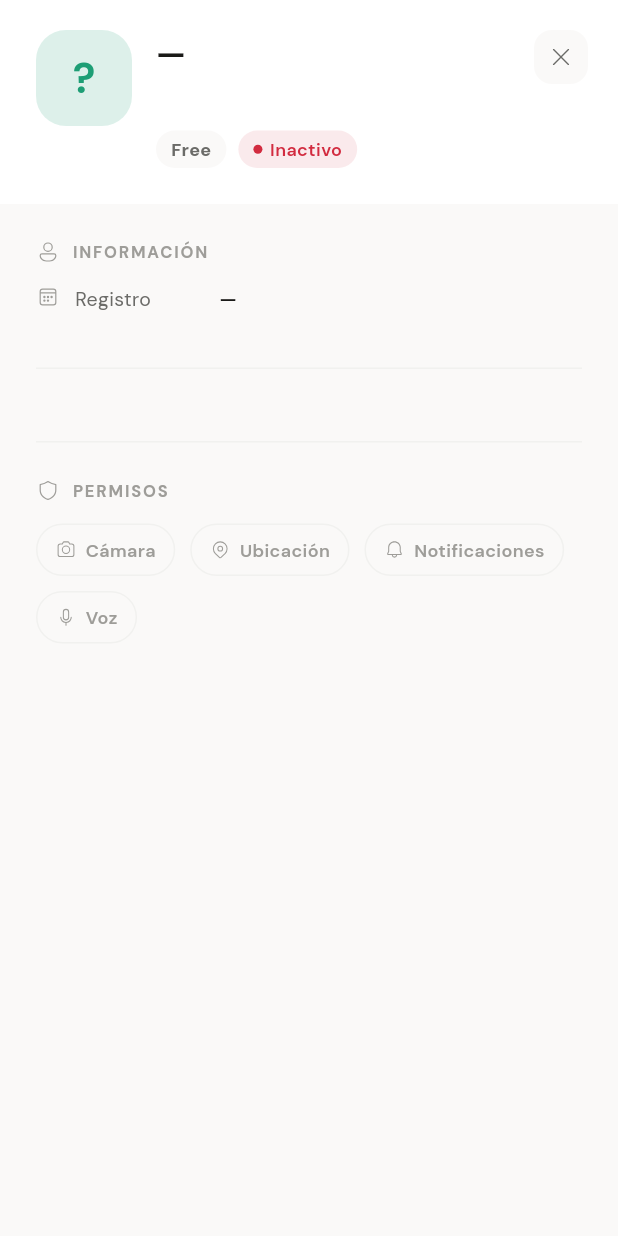
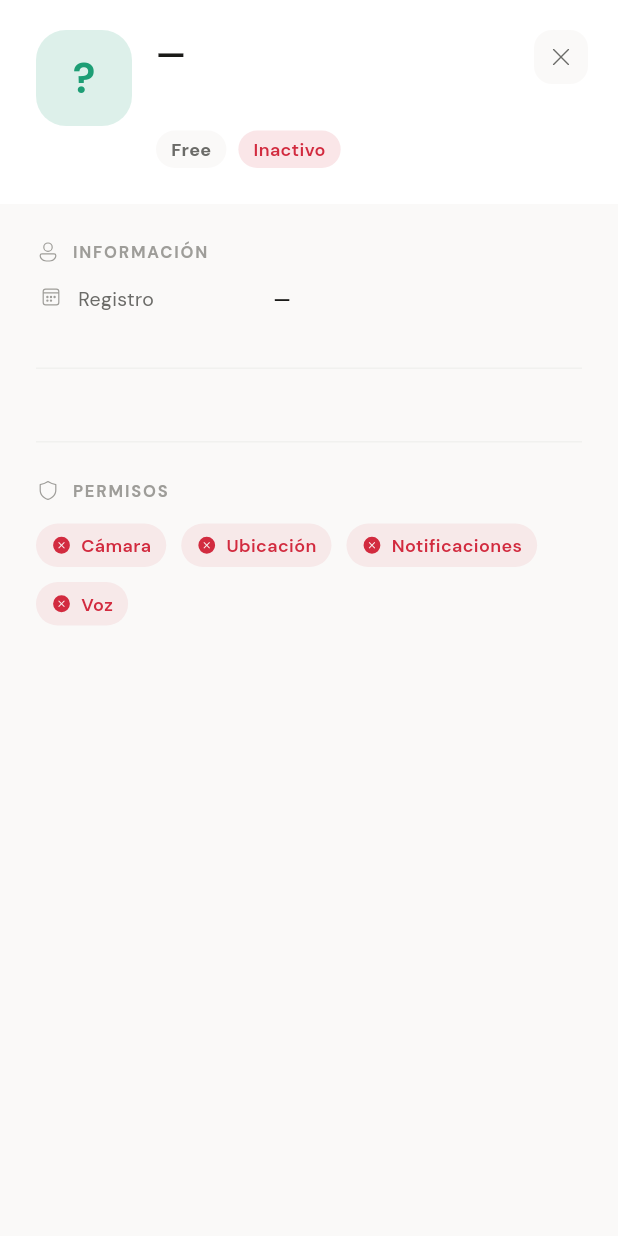
Before and after one commit to jesusfreelance99-cell/dashboard_analitycs, a Flutter app: what showUserDetail() shows on an empty page, opened directly with empty values, on a phone screen of 412 x 824 dp. Run offline on Flutter 3.47's test engine with Material 3 defaults, Android fonts, the phone set to English and light mode, and no system bars; our stand-ins replace cloud_firestore, easy_localization, firebase_analytics, firebase_auth, firebase_core, fl_chart and 6 more; missing offline and left inert: country_flags; accounts and stored records are empty; statements that could not run were skipped.

Commit message:
flojo de mierda

```diff
--- a/lib/features/screens/dashboard/user_detail_panel.dart
+++ b/lib/features/screens/dashboard/user_detail_panel.dart
@@ -1,6 +1,7 @@
 import 'dart:math' show min;
 
 import 'package:dashboard_analitycs/core/constants/app_colors.dart';
+import 'package:dashboard_analitycs/core/constants/dash_colors.dart';
 import 'package:dashboard_analitycs/core/models/user_detail_model.dart';
 import 'package:dashboard_analitycs/core/models/user_model.dart';
 import 'package:dashboard_analitycs/core/services/user_detail_service.dart';
@@ -19,7 +20,7 @@ Future<void> showUserDetail(BuildContext context, UserModel user) {
     barrierLabel: '',
     barrierColor: AppColors.ink.withValues(alpha: 0.22),
     transitionDuration: const Duration(milliseconds: 260),
-    pageBuilder: (ctx, _, __) => _UserDetailSheet(user: user),
+    pageBuilder: (ctx, _, _) => _UserDetailSheet(user: user),
     transitionBuilder: (ctx, animation, _, child) {
       return SlideTransition(
         position: Tween<Offset>(
@@ -69,7 +70,7 @@ class _UserDetailSheetState extends State<_UserDetailSheet> {
     return Align(
       alignment: Alignment.centerRight,
       child: Material(
-        color: AppColors.fieldBg,
+        color: context.dc.elevated,
         child: SizedBox(
           width: width,
           height: double.infinity,
@@ -113,24 +114,24 @@ class _SheetContent extends StatelessWidget {
               children: [
                 const SizedBox(height: 24),
                 _InfoSection(detail: detail),
-                _divider(),
+                _divider(context),
                 _DeviceSection(detail: detail),
-                _divider(),
+                _divider(context),
                 _PermissionsSection(detail: detail),
                 if (detail.planUser != null) ...[
-                  _divider(),
+                  _divider(context),
                   _PlanSection(plan: detail.planUser!),
                 ],
                 if (detail.subscriptions.isNotEmpty) ...[
-                  _divider(),
+                  _divider(context),
                   _SubscriptionsSection(subs: detail.subscriptions),
                 ],
                 if (detail.budgets.isNotEmpty) ...[
-                  _divider(),
+                  _divider(context),
                   _BudgetsSection(budgets: detail.budgets),
                 ],
                 if (detail.recentExpenses.isNotEmpty) ...[
-                  _divider(),
+                  _divider(context),
                   _ExpensesSection(expenses: detail.recentExpenses),
                 ],
               ],
@@ -141,9 +142,9 @@ class _SheetContent extends StatelessWidget {
     );
   }
 
-  Widget _divider() => const Padding(
-        padding: EdgeInsets.symmetric(vertical: 24),
-        child: Divider(height: 1, thickness: 1, color: AppColors.progressBg),
+  Widget _divider(BuildContext context) => Padding(
+        padding: const EdgeInsets.symmetric(vertical: 24),
+        child: Divider(height: 1, thickness: 1, color: context.dc.divider),
       );
 }
 
@@ -178,7 +179,7 @@ class _Header extends StatelessWidget {
 
     return Container(
       padding: const EdgeInsets.fromLTRB(24, 20, 20, 24),
-      color: AppColors.white,
+      color: context.dc.surface,
       child: Column(
         crossAxisAlignment: CrossAxisAlignment.start,
         children: [
@@ -210,19 +211,19 @@ class _Header extends StatelessWidget {
                   children: [
                     Text(
                       detail.fullName.isNotEmpty ? detail.fullName : '—',
-                      style: const TextStyle(
+                      style: TextStyle(
                         fontSize: 22,
                         fontWeight: FontWeight.w700,
                         letterSpacing: -0.5,
-                        color: AppColors.ink,
+                        color: context.dc.ink,
                       ),
                     ),
                     const SizedBox(height: 4),
                     Text(
                       detail.email,
-                      style: const TextStyle(
+                      style: TextStyle(
                         fontSize: 14,
-                        color: AppColors.ink2,
+                        color: context.dc.ink2,
                       ),
                     ),
                     const SizedBox(height: 12),
@@ -245,13 +246,13 @@ class _Header extends StatelessWidget {
                   width: 36,
                   height: 36,
                   decoration: BoxDecoration(
-                    color: AppColors.fieldBg,
+                    color: context.dc.elevated,
                     borderRadius: BorderRadius.circular(12),
                   ),
-                  child: const Icon(
+                  child: Icon(
                     FluentIcons.dismiss_20_regular,
                     size: 18,
-                    color: AppColors.ink2,
+                    color: context.dc.ink2,
                   ),
                 ),
               ),
@@ -316,6 +317,16 @@ class _DeviceSection extends StatelessWidget {
   const _DeviceSection({required this.detail});
   final UserDetail detail;
 
+  Widget _osIcon(BuildContext context, String branch) {
+    final lower = branch.toLowerCase();
+    if (lower.contains('ios') || lower.contains('apple')) {
+      return FaIcon(FontAwesomeIcons.apple, size: 14, color: context.dc.ink3);
+    } else if (lower.contains('android')) {
+      return FaIcon(FontAwesomeIcons.android, size: 14, color: context.dc.ink3);
+    }
+    return Icon(FluentIcons.phone_20_regular, size: 16, color: context.dc.ink3);
+  }
+
   @override
   Widget build(BuildContext context) {
     final hasDevice = detail.deviceBranch.isNotEmpty ||
@@ -331,6 +342,7 @@ class _DeviceSection extends StatelessWidget {
         if (detail.deviceBranch.isNotEmpty)
           _InfoRow(
             icon: FluentIcons.phone_20_regular,
+            leadingWidget: _osIcon(context, detail.deviceBranch),
             label: 'Sistema',
             value: detail.deviceBranch,
           ),
@@ -349,14 +361,15 @@ class _DeviceSection extends StatelessWidget {
         if (detail.deviceVersion.isNotEmpty)
           _InfoRow(
             icon: FluentIcons.code_20_regular,
-            label: 'SO',
+            leadingWidget: _osIcon(context, detail.deviceBranch),
+            label: 'Versión del sistema',
             value: detail.deviceVersion,
           ),
         if (detail.language.isNotEmpty)
           _InfoRow(
             icon: FluentIcons.translate_20_regular,
             label: 'Idioma',
-            value: detail.language,
+            value: _langLabel(detail.language),
           ),
       ],
     );
@@ -384,26 +397,10 @@ class _PermissionsSection extends StatelessWidget {
           spacing: 10,
           runSpacing: 10,
           children: [
-            _PermChip(
-              icon: FluentIcons.camera_20_regular,
-              label: 'Cámara',
-              granted: detail.permCamera,
-            ),
-            _PermChip(
-              icon: FluentIcons.location_20_regular,
-              label: 'Ubicación',
-              granted: detail.permLocation,
-            ),
-            _PermChip(
-              icon: FluentIcons.alert_20_regular,
-              label: 'Notificaciones',
-              granted: detail.permNotifications,
-            ),
-            _PermChip(
-              icon: FluentIcons.mic_20_regular,
-              label: 'Voz',
-              granted: detail.permVoice,
-            ),
+            _PermChip(label: 'Cámara', granted: detail.permCamera),
+            _PermChip(label: 'Ubicación', granted: detail.permLocation),
+            _PermChip(label: 'Notificaciones', granted: detail.permNotifications),
+            _PermChip(label: 'Voz', granted: detail.permVoice),
           ],
         ),
       ],
@@ -444,13 +441,13 @@ class _PlanSection extends StatelessWidget {
         ),
         if (plan.startDate != null)
           _InfoRow(
-            icon: FluentIcons.play_circle_20_regular,
+            icon: FluentIcons.calendar_20_regular,
             label: 'Inicio',
             value: _fmtDate(plan.startDate!),
           ),
         if (plan.endDate != null)
           _InfoRow(
-            icon: FluentIcons.stop_20_regular,
+            icon: FluentIcons.calendar_20_regular,
             label: 'Vence',
             value: _fmtDate(plan.endDate!),
           ),
@@ -458,8 +455,7 @@ class _PlanSection extends StatelessWidget {
           _InfoRow(
             icon: FluentIcons.tag_20_regular,
             label: 'ID suscripción',
-            value: plan.subscriptionId,
-            mono: true,
+            value: _subIdLabel(plan.subscriptionId),
           ),
       ],
     );
@@ -514,7 +510,7 @@ class _SubItem extends StatelessWidget {
       margin: const EdgeInsets.only(bottom: 10),
       padding: const EdgeInsets.all(14),
       decoration: BoxDecoration(
-        color: AppColors.white,
+        color: context.dc.surface,
         borderRadius: BorderRadius.circular(16),
       ),
       child: Row(
@@ -527,16 +523,16 @@ class _SubItem extends StatelessWidget {
               children: [
                 Text(
                   sub.name,
-                  style: const TextStyle(
+                  style: TextStyle(
                     fontSize: 15,
                     fontWeight: FontWeight.w600,
-                    color: AppColors.ink,
+                    color: context.dc.ink,
                   ),
                 ),
                 if (sub.categorieName.isNotEmpty)
                   Text(
                     sub.categorieName,
-                    style: const TextStyle(fontSize: 12, color: AppColors.ink3),
+                    style: TextStyle(fontSize: 12, color: context.dc.ink3),
                   ),
               ],
             ),
@@ -546,20 +542,20 @@ class _SubItem extends StatelessWidget {
             children: [
               Text(
                 amount,
-                style: const TextStyle(
+                style: TextStyle(
                   fontSize: 14,
                   fontWeight: FontWeight.w700,
-                  color: AppColors.ink,
+                  color: context.dc.ink,
                 ),
               ),
               Text(
                 freqLabel,
-                style: const TextStyle(fontSize: 12, color: AppColors.ink2),
+                style: TextStyle(fontSize: 12, color: context.dc.ink2),
               ),
               if (nextPay != null)
                 Text(
                   'Próximo: $nextPay',
-                  style: const TextStyle(fontSize: 11, color: AppColors.ink3),
+                  style: TextStyle(fontSize: 11, color: context.dc.ink3),
                 ),
             ],
           ),
@@ -594,7 +590,7 @@ class _BudgetItem extends StatelessWidget {
       margin: const EdgeInsets.only(bottom: 10),
       padding: const EdgeInsets.symmetric(horizontal: 16, vertical: 12),
       decoration: BoxDecoration(
-        color: AppColors.white,
+        color: context.dc.surface,
         borderRadius: BorderRadius.circular(14),
       ),
       child: Row(
@@ -611,19 +607,19 @@ class _BudgetItem extends StatelessWidget {
           Expanded(
             child: Text(
               budget.nameCategory,
-              style: const TextStyle(
+              style: TextStyle(
                 fontSize: 14,
                 fontWeight: FontWeight.w500,
-                color: AppColors.ink,
+                color: context.dc.ink,
               ),
             ),
           ),
           Text(
             _fmtAmount(budget.valueBudget, ''),
-            style: const TextStyle(
+            style: TextStyle(
               fontSize: 14,
               fontWeight: FontWeight.w700,
-              color: AppColors.ink,
+              color: context.dc.ink,
             ),
           ),
         ],
@@ -662,7 +658,7 @@ class _ExpenseItem extends StatelessWidget {
       margin: const EdgeInsets.only(bottom: 10),
       padding: const EdgeInsets.symmetric(horizontal: 16, vertical: 12),
       decoration: BoxDecoration(
-        color: AppColors.white,
+        color: context.dc.surface,
         borderRadius: BorderRadius.circular(14),
       ),
       child: Row(
@@ -680,17 +676,16 @@ class _ExpenseItem extends StatelessWidget {
                   entry.description.isNotEmpty
                       ? entry.description
                       : entry.categorieName,
-                  style: const TextStyle(
+                  style: TextStyle(
                     fontSize: 14,
                     fontWeight: FontWeight.w500,
-                    color: AppColors.ink,
+                    color: context.dc.ink,
                   ),
                 ),
                 if (date.isNotEmpty)
                   Text(
                     date,
-                    style:
-                        const TextStyle(fontSize: 12, color: AppColors.ink3),
+                    style: TextStyle(fontSize: 12, color: context.dc.ink3),
                   ),
               ],
             ),
@@ -731,15 +726,15 @@ class _Section extends StatelessWidget {
       children: [
         Row(
           children: [
-            Icon(icon, size: 16, color: AppColors.ink3),
+            Icon(icon, size: 16, color: context.dc.ink3),
             const SizedBox(width: 8),
             Text(
               label,
-              style: const TextStyle(
+              style: TextStyle(
                 fontSize: 11,
                 fontWeight: FontWeight.w700,
                 letterSpacing: 1.2,
-                color: AppColors.ink3,
+                color: context.dc.ink3,
               ),
             ),
           ],
@@ -757,14 +752,14 @@ class _InfoRow extends StatelessWidget {
     required this.label,
     this.value,
     this.valueWidget,
-    this.mono = false,
+    this.leadingWidget,
   });
 
   final IconData icon;
   final String label;
   final String? value;
   final Widget? valueWidget;
-  final bool mono;
+  final Widget? leadingWidget;
 
   @override
   Widget build(BuildContext context) {
@@ -773,24 +768,29 @@ class _InfoRow extends StatelessWidget {
       child: Row(
         crossAxisAlignment: CrossAxisAlignment.start,
         children: [
-          Icon(icon, size: 16, color: AppColors.ink3),
-          const SizedBox(width: 10),
           SizedBox(
-            width: 96,
+            width: 20,
+            child: leadingWidget ?? Icon(icon, size: 16, color: context.dc.ink3),
+          ),
+          const SizedBox(width: 8),
+          SizedBox(
+            width: 130,
             child: Text(
               label,
-              style: const TextStyle(fontSize: 13, color: AppColors.ink2),
+              style: TextStyle(fontSize: 13, color: context.dc.ink2),
             ),
           ),
           Expanded(
+            child: Align(
+              alignment: Alignment.centerLeft,
               child: valueWidget ??
                   Text(
                     value ?? '—',
                     style: TextStyle(
                       fontSize: 13,
                       fontWeight: FontWeight.w600,
-                    color: AppColors.ink,
-                    fontFamily: mono ? 'monospace' : null,
+                      color: context.dc.ink,
+                    ),
                   ),
             ),
           ),
@@ -802,37 +802,32 @@ class _InfoRow extends StatelessWidget {
 
 class _PermChip extends StatelessWidget {
   const _PermChip({
-    required this.icon,
     required this.label,
     required this.granted,
   });
 
-  final IconData icon;
   final String label;
   final bool granted;
 
   @override
   Widget build(BuildContext context) {
     return Container(
-      padding: const EdgeInsets.symmetric(horizontal: 12, vertical: 8),
+      padding: const EdgeInsets.symmetric(horizontal: 10, vertical: 6),
       decoration: BoxDecoration(
         color: granted
             ? AppColors.success.withValues(alpha: 0.10)
-            : AppColors.fieldBg,
+            : AppColors.danger.withValues(alpha: 0.08),
         borderRadius: BorderRadius.circular(999),
-        border: Border.all(
-          color: granted
-              ? AppColors.success.withValues(alpha: 0.25)
-              : AppColors.progressBg,
-        ),
       ),
       child: Row(
         mainAxisSize: MainAxisSize.min,
         children: [
           Icon(
-            icon,
+            granted
+                ? FluentIcons.checkmark_circle_20_filled
+                : FluentIcons.dismiss_circle_20_filled,
             size: 14,
-            color: granted ? AppColors.success : AppColors.ink3,
+            color: granted ? AppColors.success : AppColors.danger,
           ),
           const SizedBox(width: 6),
           Text(
@@ -840,7 +835,7 @@ class _PermChip extends StatelessWidget {
             style: TextStyle(
               fontSize: 12,
               fontWeight: FontWeight.w600,
-              color: granted ? AppColors.success : AppColors.ink3,
+              color: granted ? AppColors.success : AppColors.danger,
             ),
           ),
         ],
@@ -893,31 +888,17 @@ class _StatusChip extends StatelessWidget {
       padding: const EdgeInsets.symmetric(horizontal: 10, vertical: 4),
       decoration: BoxDecoration(
         color: active
-            ? AppColors.success.withValues(alpha: 0.10)
-            : AppColors.danger.withValues(alpha: 0.10),
+            ? AppColors.success.withValues(alpha: 0.12)
+            : AppColors.danger.withValues(alpha: 0.12),
         borderRadius: BorderRadius.circular(999),
       ),
-      child: Row(
-        mainAxisSize: MainAxisSize.min,
-        children: [
-          Container(
-            width: 6,
-            height: 6,
-            decoration: BoxDecoration(
-              color: active ? AppColors.liveGreen : AppColors.danger,
-              shape: BoxShape.circle,
-            ),
-          ),
-          const SizedBox(width: 5),
-          Text(
+      child: Text(
         active ? 'Activo' : 'Inactivo',
         style: TextStyle(
           fontSize: 12,
           fontWeight: FontWeight.w600,
           color: active ? AppColors.success : AppColors.danger,
         ),
-          ),
-        ],
       ),
     );
   }
@@ -978,20 +959,20 @@ class _SheetShimmer extends StatelessWidget {
       children: [
         Container(
           padding: const EdgeInsets.fromLTRB(24, 20, 20, 24),
-          color: AppColors.white,
+          color: context.dc.surface,
           child: Row(
             children: [
-              _box(64, 64, radius: 20),
+              _box(context, 64, 64, radius: 20),
               const SizedBox(width: 16),
               Expanded(
                 child: Column(
                   crossAxisAlignment: CrossAxisAlignment.start,
                   children: [
-                    _box(140, 20),
+                    _box(context, 140, 20),
                     const SizedBox(height: 8),
-                    _box(200, 14),
+                    _box(context, 200, 14),
                     const SizedBox(height: 12),
-                    _box(100, 24, radius: 999),
+                    _box(context, 100, 24, radius: 999),
                   ],
                 ),
               ),
@@ -1001,11 +982,11 @@ class _SheetShimmer extends StatelessWidget {
                   width: 36,
                   height: 36,
                   decoration: BoxDecoration(
-                    color: AppColors.fieldBg,
+                    color: context.dc.elevated,
                     borderRadius: BorderRadius.circular(12),
                   ),
-                  child: const Icon(FluentIcons.dismiss_20_regular,
-                      size: 18, color: AppColors.ink2),
+                  child: Icon(FluentIcons.dismiss_20_regular,
+                      size: 18, color: context.dc.ink2),
                 ),
               ),
             ],
@@ -1020,7 +1001,7 @@ class _SheetShimmer extends StatelessWidget {
                 6,
                 (i) => Padding(
                   padding: const EdgeInsets.only(bottom: 16),
-                  child: _box(double.infinity, 48, radius: 14),
+                  child: _box(context, double.infinity, 48, radius: 14),
                 ),
               ),
             ),
@@ -1030,11 +1011,12 @@ class _SheetShimmer extends StatelessWidget {
     );
   }
 
-  Widget _box(double w, double h, {double radius = 8}) => Container(
+  Widget _box(BuildContext context, double w, double h, {double radius = 8}) =>
+      Container(
         width: w,
         height: h,
         decoration: BoxDecoration(
-          color: AppColors.shimmerBase,
+          color: context.dc.shimmerBase,
           borderRadius: BorderRadius.circular(radius),
         ),
       );
@@ -1062,22 +1044,21 @@ class _SheetError extends StatelessWidget {
                 width: 36,
                 height: 36,
                 decoration: BoxDecoration(
-                  color: AppColors.white,
+                  color: context.dc.elevated,
                   borderRadius: BorderRadius.circular(12),
                 ),
-                child: const Icon(FluentIcons.dismiss_20_regular,
-                    size: 18, color: AppColors.ink2),
+                child: Icon(FluentIcons.dismiss_20_regular,
+                    size: 18, color: context.dc.ink2),
               ),
             ),
           ),
         ),
         const Spacer(),
-        const Icon(FluentIcons.warning_20_regular,
-            size: 48, color: AppColors.ink3),
+        Icon(FluentIcons.warning_20_regular, size: 48, color: context.dc.ink3),
         const SizedBox(height: 12),
-        const Text(
+        Text(
           'No se pudo cargar la información',
-          style: TextStyle(fontSize: 16, color: AppColors.ink2),
+          style: TextStyle(fontSize: 16, color: context.dc.ink2),
         ),
         const Spacer(),
       ],
@@ -1091,10 +1072,53 @@ class _SheetError extends StatelessWidget {
 
 String _fmtDate(DateTime d) {
   const months = [
-    'ene', 'feb', 'mar', 'abr', 'may', 'jun',
-    'jul', 'ago', 'sep', 'oct', 'nov', 'dic',
+    'enero', 'febrero', 'marzo', 'abril', 'mayo', 'junio',
+    'julio', 'agosto', 'septiembre', 'octubre', 'noviembre', 'diciembre',
   ];
-  return '${d.day} ${months[d.month - 1]} ${d.year}';
+  final period = d.hour < 12 ? 'a.m.' : 'p.m.';
+  final h12 = d.hour % 12 == 0 ? 12 : d.hour % 12;
+  final min = d.minute.toString().padLeft(2, '0');
+  return '${d.day} de ${months[d.month - 1]} ${d.year} $h12:$min $period';
+}
+
+String _langLabel(String code) {
+  final parts = code.toLowerCase().split(RegExp(r'[-_]'));
+  final lang = parts.first;
+  final region = parts.length > 1 ? parts[1] : '';
+  const latinRegions = {
+    'co', 'mx', 'ar', 'cl', 'pe', 've', 'bo', 'ec',
+    'uy', 'py', 'cr', 'pa', 'hn', 'sv', 'ni', 'do',
+    'cu', 'pr', 'gt', '419',
+  };
+  switch (lang) {
+    case 'es':
+      if (region == 'es') return 'Español (España)';
+      if (region.isEmpty || latinRegions.contains(region)) return 'Español (Latinoamérica)';
+      return 'Español';
+    case 'en':
+      if (region == 'us') return 'Inglés (EE.UU.)';
+      if (region == 'gb') return 'Inglés (Reino Unido)';
+      return 'Inglés';
+    case 'pt':
+      if (region == 'br') return 'Portugués (Brasil)';
+      if (region == 'pt') return 'Portugués (Portugal)';
+      return 'Portugués';
+    case 'fr': return 'Francés';
+    case 'de': return 'Alemán';
+    case 'it': return 'Italiano';
+    case 'ja': return 'Japonés';
+    case 'zh': return 'Chino';
+    case 'ko': return 'Coreano';
+    case 'ru': return 'Ruso';
+    default: return code;
+  }
+}
+
+String _subIdLabel(String id) {
+  final lower = id.toLowerCase();
+  if (lower.contains('yearly') || lower.contains('annual')) return 'Suscripción anual';
+  if (lower.contains('monthly')) return 'Suscripción mensual';
+  return id;
 }
 
 String _fmtFrequency(String freq) {
--- a/pubspec.yaml
+++ b/pubspec.yaml
@@ -45,6 +45,7 @@ dependencies:
   go_router: ^13.2.0
   fl_chart: ^1.2.0
   flutter_svg: ^2.0.0
+  country_flags: ^4.1.2
 
 dev_dependencies:
   flutter_test:
@@ -72,6 +73,7 @@ flutter:
     - assets/translations/
     - assets/img/
     - assets/svg/
+    - assets/svg/profile/
 
   # An image asset can refer to one or more resolution-specific "variants", see
   # https://flutter.dev/to/resolution-aware-images
```
Also changed, not shown: lib/core/constants/dash_colors.dart (added, +49 -0 lines), lib/core/services/country_metrics_service.dart (+69 -0 lines), lib/features/screens/dashboard/empty_tables_component.dart (added, +54 -0 lines), lib/features/screens/dashboard/overview_page_widget.dart (+6 -20 lines), lib/features/screens/dashboard/shared_widgets.dart (+18 -27 lines), lib/features/screens/dashboard/users_page_widget.dart (+120 -82 lines), assets/svg/profile/Avatar Image.svg (added), assets/svg/profile/Avatar-1.png (added), assets/svg/profile/Avatar-21.svg (added), assets/svg/profile/avatar3.svg (added), assets/svg/profile/avatar_2.svg (added), pubspec.lock. Lines whose indentation alone changed are shown as unchanged.
